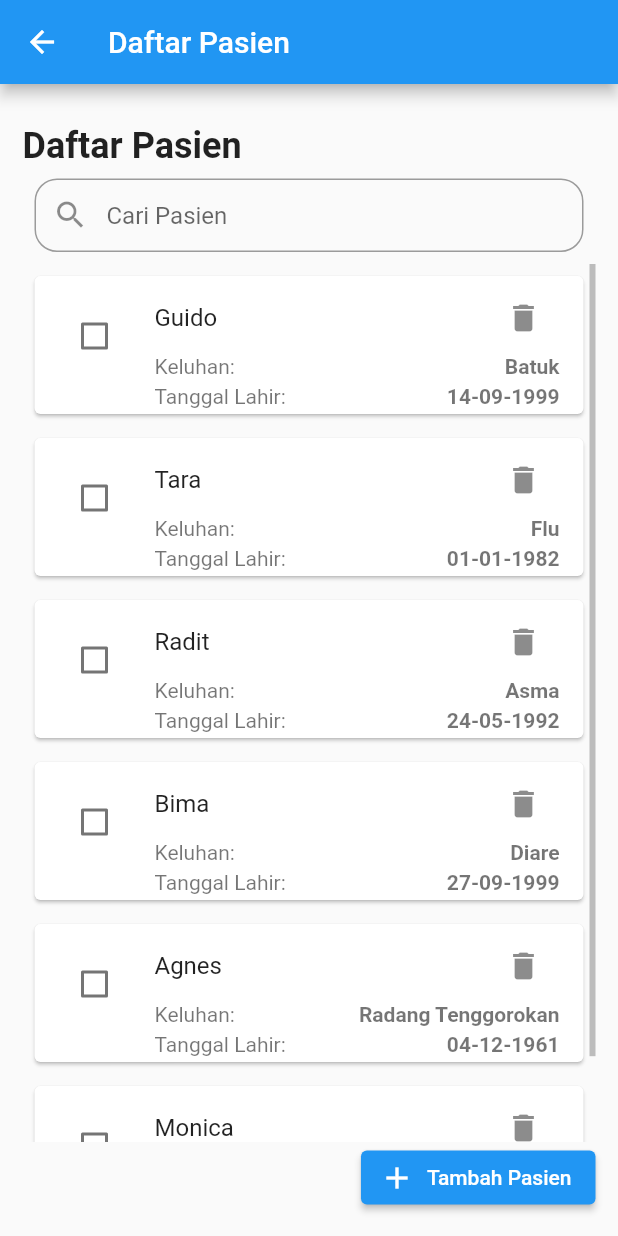
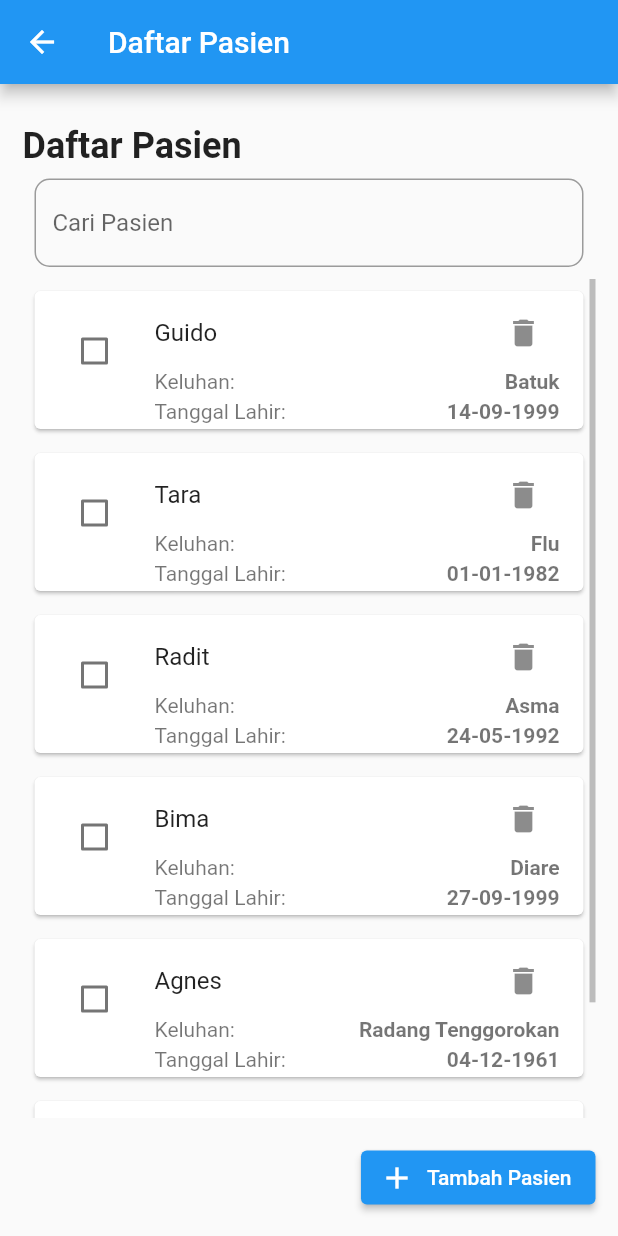
Before and after one commit to guidodika/login-flutter-latihan, a Flutter app: the HistoryPage screen opened directly, on a phone screen of 412 x 824 dp. Run offline on Flutter 3.47's test engine with Material 2 defaults, Android fonts, the phone set to English and light mode, and no system bars; our stand-ins replace bloc, flutter_bloc, flutter_easyloading, flutter_svg, fluttertoast, shared_preferences; accounts and stored records are empty; project files that could hold a hidden picture were left out.

Commit message:
add fitur search

```diff
--- a/lib/view/history_page.dart
+++ b/lib/view/history_page.dart
@@ -1,7 +1,49 @@
 import 'package:flutter/material.dart';
 
-class HistoryPage extends StatelessWidget {
+import 'card_item.dart';
+
+class HistoryPage extends StatefulWidget {
   const HistoryPage({Key? key}) : super(key: key);
+
+  @override
+  _HistoryPageState createState() => _HistoryPageState();
+}
+
+class _HistoryPageState extends State<HistoryPage> {
+  String searchQuery = '';
+  List<CardItem> cardItems = [
+    CardItem(name: 'Guido', keluhan: "Batuk", birthdate: '14-09-1999'),
+    CardItem(name: 'Tara', keluhan: "Flu", birthdate: '01-01-1982'),
+    CardItem(name: 'Radit', keluhan: "Asma", birthdate: '24-05-1992'),
+    CardItem(name: 'Bima', keluhan: "Diare", birthdate: '27-09-1999'),
+    CardItem(
+        name: 'Agnes', keluhan: "Radang Tenggorokan", birthdate: '04-12-1961'),
+    CardItem(name: 'Monica', keluhan: "Diabetes", birthdate: '26-07-1999'),
+  ];
+
+  List<CardItem> filteredCardItems = [];
+
+  @override
+  void initState() {
+    filteredCardItems = cardItems;
+    super.initState();
+  }
+
+  void search(String query) {
+    List<CardItem> filteredList = [];
+    if (query.isNotEmpty) {
+      filteredList = cardItems
+          .where((cardItem) =>
+              cardItem.name.toLowerCase().contains(query.toLowerCase()))
+          .toList();
+    } else {
+      filteredList = cardItems;
+    }
+    setState(() {
+      searchQuery = query;
+      filteredCardItems = filteredList;
+    });
+  }
 
   @override
   Widget build(BuildContext context) {
@@ -22,41 +64,27 @@ class HistoryPage extends StatelessWidget {
             Padding(
               padding: const EdgeInsets.all(8.0),
               child: TextField(
+                onChanged: (value) => search(value),
                 decoration: InputDecoration(
                   hintText: 'Cari Pasien',
                   border: OutlineInputBorder(
-                    borderRadius: BorderRadius.circular(15.0),
+                    borderRadius: BorderRadius.circular(10.0),
                   ),
-                  prefixIcon: Icon(Icons.search),
-                  contentPadding: EdgeInsets.all(15),
                 ),
               ),
             ),
             Expanded(
               child: Scrollbar(
                 thumbVisibility: true,
-                child: ListView(
-                  children: const [
-                    CardItem(
-                        name: 'Guido', keluhan: "Batuk", birthdate: '14-09-1999'),
-                    CardItem(
-                        name: 'Tara', keluhan: "Flu", birthdate: '01-01-1982'),
-                    CardItem(
-                        name: 'Radit', keluhan: "Asma", birthdate: '24-05-1992'),
-                    CardItem(
-                        name: 'Bima', keluhan: "Diare", birthdate: '27-09-1999'),
-                    CardItem(
-                        name: 'Agnes',
-                        keluhan: "Radang Tenggorokan",
-                        birthdate: '04-12-1961'),
-                    CardItem(
-                        name: 'Monica',
-                        keluhan: "Diabetes",
-                        birthdate: '26-07-1999'),
-                  ],
+                child: ListView.builder(
+                  itemCount: filteredCardItems.length,
+                  itemBuilder: (context, index) {
+                    return filteredCardItems[index];
+                  },
                 ),
               ),
             ),
+            SizedBox(height: 16.0),
             Row(
               mainAxisAlignment: MainAxisAlignment.end,
               children: [
@@ -73,92 +101,3 @@ class HistoryPage extends StatelessWidget {
     );
   }
 }
-
-class CardItem extends StatefulWidget {
-  final String name;
-  final String keluhan;
-  final String birthdate;
-
-  const CardItem({
-    required this.name,
-    required this.keluhan,
-    required this.birthdate,
-  });
-  @override
-  _CardItemState createState() => _CardItemState();
-}
-
-class _CardItemState extends State<CardItem> {
-  bool isChecked = false;
-
-  @override
-  Widget build(BuildContext context) {
-    return Card(
-      margin: EdgeInsets.all(8.0),
-      shape: isChecked
-          ? RoundedRectangleBorder(
-              side: BorderSide(color: Colors.blue, width: 2.0),
-              borderRadius: BorderRadius.circular(8.0),
-            )
-          : null,
-      child: ListTile(
-        leading: Checkbox(
-          value: isChecked,
-          onChanged: (value) {
-            setState(() {
-              isChecked = value!;
-            });
-          },
-        ),
-        title: Row(
-          children: [
-            Expanded(
-              child: Text(widget.name),
-            ),
-            IconButton(
-              icon: Icon(Icons.delete),
-              onPressed: () {
-                // Aksi ketika tombol delete ditekan
-              },
-            ),
-          ],
-        ),
-        subtitle: Column(
-          crossAxisAlignment: CrossAxisAlignment.start,
-          children: [
-            Row(
-              mainAxisAlignment: MainAxisAlignment.spaceBetween,
-              children: [
-                Text('Keluhan: '),
-                Expanded(
-                  child: Text(
-                    widget.keluhan,
-                    textAlign: TextAlign.right,
-                    style: TextStyle(fontWeight: FontWeight.bold),
-                  ),
-                ),
-              ],
-            ),
-            SizedBox(height: 4.0),
-            Row(
-              mainAxisAlignment: MainAxisAlignment.spaceBetween,
-              children: [
-                Text('Tanggal Lahir: '),
-                Expanded(
-                  child: Text(
-                    widget.birthdate,
-                    textAlign: TextAlign.right,
-                    style: TextStyle(fontWeight: FontWeight.bold),
-                  ),
-                ),
-              ],
-            ),
-          ],
-        ),
-        onTap: () {
-          // Aksi ketika card ditekan
-        },
-      ),
-    );
-  }
-}
```
